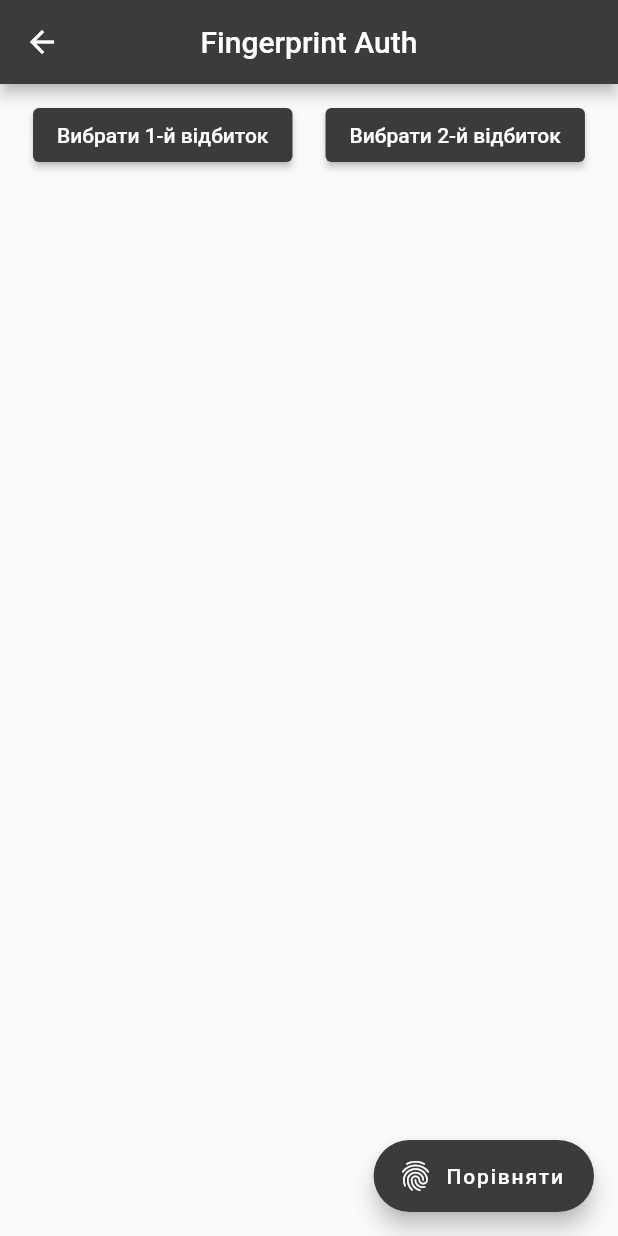
After one commit to anton-kachur/barcode_scanner, a Flutter app: the screen it shows after launch, after a tap on the "fingerprint" icon, on a phone screen of 412 x 824 dp. The commit adds this screen. Run offline on Flutter 3.47's test engine with Material 2 defaults, Android fonts, the phone set to English and light mode, and no system bars; our stand-ins replace fluttertoast, image_gallery_saver, image_picker, qr_flutter; missing offline and left inert: flutter_barcode_scanner, image_compare; project files that could hold a hidden picture were left out.

Commit message:
New changes

```diff
--- /dev/null
+++ b/lib/fingerprint.dart
@@ -0,0 +1,189 @@
+import 'dart:io';
+
+import 'package:flutter/material.dart';
+import 'package:image_compare/image_compare.dart';
+import 'package:image_picker/image_picker.dart';
+
+
+class Fingerprint extends StatefulWidget {
+  const Fingerprint({Key? key}) : super(key: key);
+
+  @override
+  _FingerprintState createState() => _FingerprintState();
+}
+
+class _FingerprintState extends State<Fingerprint> {
+  var image1;
+  var image2;
+  int index = 1;
+  double tolerance = 0.05;
+
+  String resultText = '';
+
+
+  void _compareAll() async {
+
+    // Calculate euclidean color distance between two images
+    var imageResult = await compareImages(
+      src1: image1, src2: image2,
+      algorithm: PixelMatching(tolerance: tolerance, ignoreAlpha: true)
+    );
+
+    double difference = imageResult * 100;
+
+    if (difference <= 2) {
+      resultText = 'Відбитки ідентичні.';
+    } else {
+      resultText = 'Відбитки різні.';
+    }
+
+    setState(() {
+      resultText += ' Різниця: ${difference.toStringAsFixed(1)}%';
+    });
+  }
+
+  _getFromGallery() async {
+    PickedFile? pickedFile = await ImagePicker().getImage(
+      source: ImageSource.gallery,
+      maxHeight: 1800,
+      maxWidth: 1800,
+    );
+
+    if (pickedFile != null) {
+      setState(() {
+        if (index == 1) { image1 = File(pickedFile.path); }
+        else if (index == 2) { image2 = File(pickedFile.path); }
+      });
+    }
+  }
+
+
+  @override
+  Widget build(BuildContext context) {
+
+    return Scaffold(
+      appBar: AppBar(
+        title: const Text('Fingerprint Auth'),
+        centerTitle: true,
+        backgroundColor: const Color.fromARGB(255, 59, 59, 59),
+      ),
+
+      body: Center(
+        child: Column (
+          children: [
+
+            Row(
+              mainAxisAlignment: MainAxisAlignment.spaceEvenly,
+              children: [
+
+                Column(
+                  children: [
+                    const SizedBox(height: 10),
+
+                    if (image1 != null)
+                      Container(
+                        height: 200,
+                        width: 185,
+                        child: Image.file(
+                          image1,
+                          fit: BoxFit.cover,
+                        ),
+                      ),
+
+                    Center(
+                      child: ElevatedButton(
+                        onPressed: () {
+                          index = 1;
+                          _getFromGallery();
+                        },
+                        style: ElevatedButton.styleFrom(
+                          backgroundColor: const Color.fromARGB(255, 59, 59, 59),
+                        ),
+                        child: Text(
+                          image1 == null ?
+                          'Вибрати 1-й відбиток' :
+                          'Змінити 1-й відбиток'
+                        ),
+                      ),
+                    ),
+
+                  ],
+                ),
+
+                Column(
+                  children: [
+                    const SizedBox(height: 10),
+
+                    if (image2 != null)
+                      Container(
+                        height: 200,
+                        width: 185,
+                        child: Image.file(
+                          image2,
+                          fit: BoxFit.cover,
+                        ),
+                      ),
+
+                    Center(
+                      child: ElevatedButton(
+                        onPressed: () {
+                          index = 2;
+                          _getFromGallery();
+                        },
+                        style: ElevatedButton.styleFrom(
+                          backgroundColor: const Color.fromARGB(255, 59, 59, 59),
+                        ),
+                        child: Text(
+                          image2 == null ?
+                          'Вибрати 2-й відбиток' :
+                          'Змінити 2-й відбиток'
+                        ),
+                      ),
+                    ),
+
+                  ],
+                ),
+
+              ],
+            ),
+
+            const SizedBox(height: 8),
+
+            if (image1 != null && image2 != null)
+              Slider(
+                value: tolerance,
+                label: tolerance.toStringAsFixed(2),
+                thumbColor: Color.fromARGB(255, 34, 34, 34),
+                activeColor: const Color.fromARGB(255, 59, 59, 59),
+                inactiveColor: Color.fromARGB(255, 176, 176, 176),
+                divisions: 30,
+                onChanged: (double value) {
+                  setState(() {
+                    tolerance = value;
+                  });
+                }
+              ),
+
+            const SizedBox(height: 8),
+
+            SelectableText(
+              resultText,
+              style: const TextStyle(fontSize: 20),
+              textAlign: TextAlign.center
+            ),
+
+          ],
+        ),
+      ),
+
+
+      floatingActionButton: FloatingActionButton.extended(
+        icon: const Icon(Icons.fingerprint_rounded),
+        label: const Text("Порівняти"),
+        onPressed: _compareAll,
+        backgroundColor: const Color.fromARGB(255, 59, 59, 59),
+      ),
+
+    );
+  }
+}
--- a/lib/main.dart
+++ b/lib/main.dart
@@ -1,5 +1,6 @@
 // @dart=2.9
 import 'dart:async';
+import 'package:barcode_scanner/fingerprint.dart';
 import 'package:flutter/material.dart';
 import 'package:flutter/services.dart';
 import 'package:flutter_barcode_scanner/flutter_barcode_scanner.dart';
@@ -23,6 +24,7 @@ class MyApp extends StatelessWidget {
     );
   }
 }
+
 
 class MyHomePage extends StatefulWidget {
   @override
@@ -71,35 +73,61 @@ class _MyHomePageState extends State<MyHomePage> {
 
   @override
   Widget build(BuildContext context) {
+
     return Scaffold(
+
       appBar: AppBar(
         title: const Text('Barcode Scanner'),
         centerTitle: true,
         backgroundColor: const Color.fromARGB(255, 59, 59, 59),
         actions: [
+
           IconButton(
             onPressed: () {
               Navigator.push(
                 context,
                 MaterialPageRoute(
-                        builder: (context) => const GenerateQRCode()));
+                  builder: (context) => const GenerateQRCode()
+                )
+              );
             },
-              icon: const Icon(Icons.add_box_rounded))
+            icon: const Icon(Icons.add_box_rounded)
+          ),
+
+          IconButton(
+            onPressed: () {
+              Navigator.push(
+                context,
+                MaterialPageRoute(
+                  builder: (context) => const Fingerprint()
+                )
+              );
+            },
+            icon: const Icon(Icons.fingerprint_rounded)
+          )
+
         ],
       ),
+
       body: Center(
         child: Column(
           mainAxisAlignment: MainAxisAlignment.center,
           children: [
+
             if (_scanBarcode !=
-                'Натисніть на кнопку, щоб розпочати сканування штрих-коду.')
-              const Text('Результат сканування:'),
-            SelectableText(_scanBarcode == '-1' ? '' : _scanBarcode,
+                'Натисніть на кнопку, щоб розпочати сканування штрих-коду.'
+              ) const Text('Результат сканування:'),
+
+            SelectableText(
+              _scanBarcode == '-1' ? '' : _scanBarcode,
               style: const TextStyle(fontSize: 20),
-                textAlign: TextAlign.center),
+              textAlign: TextAlign.center
+            ),
+
             if (_scanBarcode.contains('http://') ||
                 _scanBarcode.contains('https://') ||
-                RegExp(r'^[0-9]+$').hasMatch(_scanBarcode))
+                RegExp(r'^[0-9]+$').hasMatch(_scanBarcode)
+              )
               Center(
                 child: ElevatedButton(
                   onPressed: _launchURL,
@@ -112,12 +140,14 @@ class _MyHomePageState extends State<MyHomePage> {
           ],
         ),
       ),
+
       floatingActionButton: FloatingActionButton.extended(
         icon: const Icon(Icons.camera_alt),
         label: const Text("Сканувати"),
         onPressed: scanBarcode,
         backgroundColor: const Color.fromARGB(255, 59, 59, 59),
       ),
+
       floatingActionButtonLocation: FloatingActionButtonLocation.centerFloat,
     );
   }
```
Also changed, not shown: lib/generate_qr_page.dart (+61 -3 lines), pubspec.yaml (+8 -2 lines), assets/icon-qr-code1.png (added), pubspec.lock, 30 other files. Lines whose indentation alone changed are shown as unchanged.
